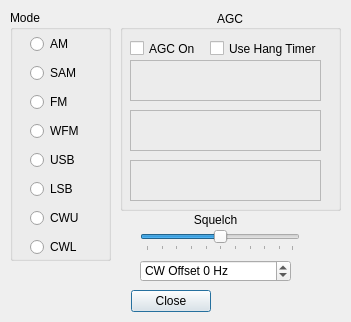
Above: unixforms/demodsetupdlg.ui from rafael2k/CuteSDR before the change. Below: the same form after it.
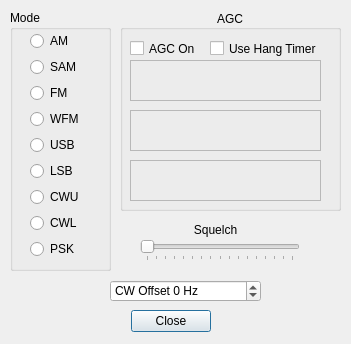
That is the form after the change. Custom widgets are drawn as their Qt base class.

Patch:
```diff
--- a/unixforms/demodsetupdlg.ui
+++ b/unixforms/demodsetupdlg.ui
@@ -7,7 +7,7 @@
     <x>0</x>
     <y>0</y>
     <width>351</width>
-    <height>322</height>
+    <height>344</height>
    </rect>
   </property>
   <property name="windowTitle">
@@ -17,7 +17,7 @@
    <property name="geometry">
     <rect>
      <x>130</x>
-     <y>290</y>
+     <y>310</y>
      <width>81</width>
      <height>23</height>
     </rect>
@@ -35,7 +35,7 @@
      <x>10</x>
      <y>10</y>
      <width>101</width>
-     <height>251</height>
+     <height>261</height>
     </rect>
    </property>
    <property name="title">
@@ -46,7 +46,7 @@
      <rect>
       <x>20</x>
       <y>21</y>
-      <width>68</width>
+      <width>58</width>
       <height>231</height>
      </rect>
     </property>
@@ -107,14 +107,21 @@
        </property>
       </widget>
      </item>
+     <item>
+      <widget class="QRadioButton" name="PSKradioButton">
+       <property name="text">
+        <string>PSK</string>
+       </property>
+      </widget>
+     </item>
     </layout>
    </widget>
   </widget>
   <widget class="QSpinBox" name="spinBoxOffset">
    <property name="geometry">
     <rect>
-     <x>140</x>
-     <y>260</y>
+     <x>110</x>
+     <y>280</y>
      <width>151</width>
      <height>22</height>
     </rect>
@@ -262,13 +269,19 @@
    <property name="geometry">
     <rect>
      <x>140</x>
-     <y>230</y>
+     <y>240</y>
      <width>160</width>
      <height>21</height>
     </rect>
    </property>
+   <property name="minimum">
+    <number>-160</number>
+   </property>
+   <property name="maximum">
+    <number>0</number>
+   </property>
    <property name="value">
-    <number>50</number>
+    <number>-160</number>
    </property>
    <property name="orientation">
     <enum>Qt::Horizontal</enum>
@@ -284,7 +297,7 @@
    <property name="geometry">
     <rect>
      <x>170</x>
-     <y>210</y>
+     <y>220</y>
      <width>91</width>
      <height>20</height>
     </rect>
@@ -295,9 +308,6 @@
    <property name="text">
     <string>Squelch</string>
    </property>
-   <property name="textFormat">
-    <enum>Qt::AutoText</enum>
-   </property>
    <property name="alignment">
     <set>Qt::AlignCenter</set>
    </property>
```
Left out of the diff: 20 changed lines with no effect on the pictures.
